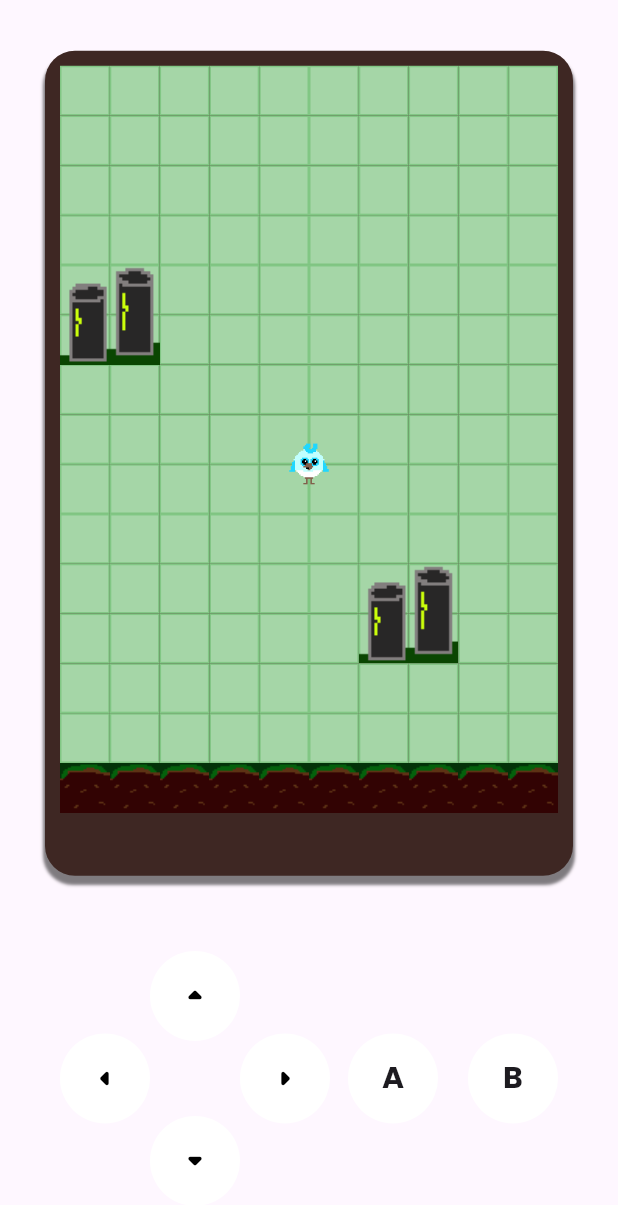
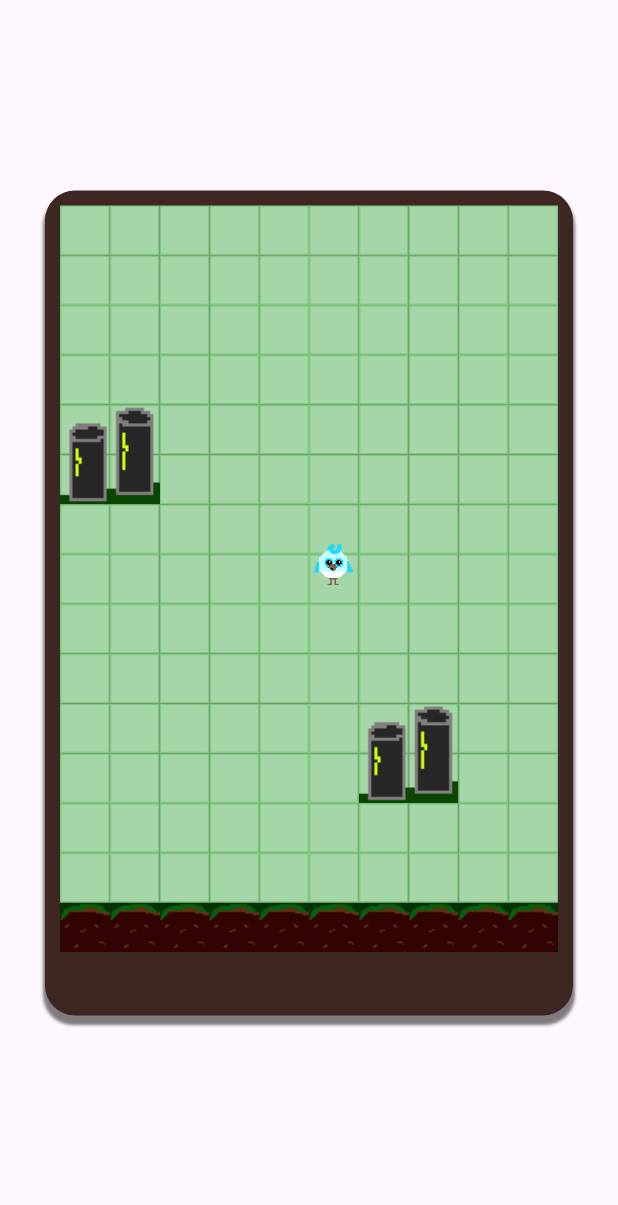
Before and after one commit to timsedev/ecotown, a Flutter app: the screen it shows after launch, on a phone screen of 412 x 824 dp. Shown: the top 1205 px of the screen. Run offline on Flutter 3.47's test engine with Material 3 defaults, Android fonts, the phone set to English and light mode, and no system bars; drawn by our look-alikes of animated_background; our stand-ins replace google_fonts, stacked, stacked_services, stacked_shared.

Commit message:
removed controller. randomly move bird around

```diff
--- a/lib/ui/views/home/home_view.dart
+++ b/lib/ui/views/home/home_view.dart
@@ -22,20 +22,9 @@ class HomeView extends StackedView<HomeViewModel> {
         children: [
           // game map
           Expanded(
-            flex: 10,
             child: Background(child: _buildMap(context, viewModel)),
           ),
           // controller
-          Expanded(
-            flex: 3,
-            child: Row(
-              mainAxisAlignment: MainAxisAlignment.spaceBetween,
-              children: [
-                _buildDPad(context, viewModel),
-                _buildActionButtons(context, viewModel),
-              ],
-            ),
-          ),
         ],
       ),
     );
@@ -116,109 +105,4 @@ class HomeView extends StackedView<HomeViewModel> {
       ),
     );
   }
-
-  Widget _buildDPad(BuildContext context, HomeViewModel viewModel) {
-    return Container(
-      margin: const EdgeInsets.only(
-        left: 40,
-        bottom: 20,
-      ),
-      color: Colors.transparent,
-      child: Row(
-        crossAxisAlignment: CrossAxisAlignment.center,
-        children: [
-          _buildButton(
-              context, viewModel, viewModel.moveLeft, Icons.arrow_left_rounded),
-          Column(
-            mainAxisAlignment: MainAxisAlignment.center,
-            children: [
-              _buildButton(context, viewModel, viewModel.moveUp,
-                  Icons.arrow_drop_up_rounded),
-              Container(
-                height: 50,
-              ),
-              _buildButton(context, viewModel, viewModel.moveDown,
-                  Icons.arrow_drop_down_rounded),
-            ],
-          ),
-          _buildButton(context, viewModel, viewModel.moveRight,
-              Icons.arrow_right_rounded),
-        ],
-      ),
-    );
-  }
-
-  Widget _buildButton(BuildContext context, HomeViewModel viewModel,
-      Function callback, IconData icon) {
-    return GestureDetector(
-      onTap: () => callback(once: true),
-      onTapDown: (details) => callback(),
-      onTapUp: (details) => viewModel.cancelTimer(),
-      onPanEnd: (details) => viewModel.cancelTimer(),
-      child: Container(
-        height: 60,
-        width: 60,
-        alignment: Alignment.center,
-        decoration: const BoxDecoration(
-          color: Colors.white,
-          shape: BoxShape.circle,
-        ),
-        child: Icon(
-          icon,
-          size: 30,
-          color: Colors.black,
-        ),
-      ),
-    );
-  }
-
-  Widget _buildActionButtons(BuildContext context, HomeViewModel viewModel) {
-    return Container(
-      margin: const EdgeInsets.only(
-        right: 40,
-        bottom: 20,
-      ),
-      color: Colors.transparent,
-      child: Row(
-        mainAxisAlignment: MainAxisAlignment.end,
-        children: [
-          GestureDetector(
-            onTap: viewModel.hitA,
-            child: Container(
-              height: 60,
-              width: 60,
-              alignment: Alignment.center,
-              decoration: const BoxDecoration(
-                color: Colors.white,
-                shape: BoxShape.circle,
-              ),
-              child: Text(
-                'A',
-                style: TextStyle(fontWeight: FontWeight.bold, fontSize: 20),
-              ),
-            ),
-          ),
-          const SizedBox(
-            width: 20,
-          ),
-          GestureDetector(
-            onTap: viewModel.hitB,
-            child: Container(
-              height: 60,
-              width: 60,
-              alignment: Alignment.center,
-              decoration: const BoxDecoration(
-                color: Colors.white,
-                shape: BoxShape.circle,
-              ),
-              child: Text(
-                'B',
-                style: TextStyle(fontWeight: FontWeight.bold, fontSize: 20),
-              ),
-            ),
-          ),
-        ],
-      ),
-    );
-  }
 }
--- a/lib/ui/views/widgets/background.dart
+++ b/lib/ui/views/widgets/background.dart
@@ -19,7 +19,7 @@ class _BackgroundState extends State<Background> with TickerProviderStateMixin {
         behaviour: SpaceBehaviour(),
         vsync: this,
         child: Align(
-          alignment: Alignment.bottomCenter,
+          alignment: Alignment.center,
           child: Container(
             margin:
                 const EdgeInsets.only(top: 30, left: 30, right: 30, bottom: 50),
```
Also changed, not shown: lib/ui/views/home/home_viewmodel.dart (+17 -94 lines).
